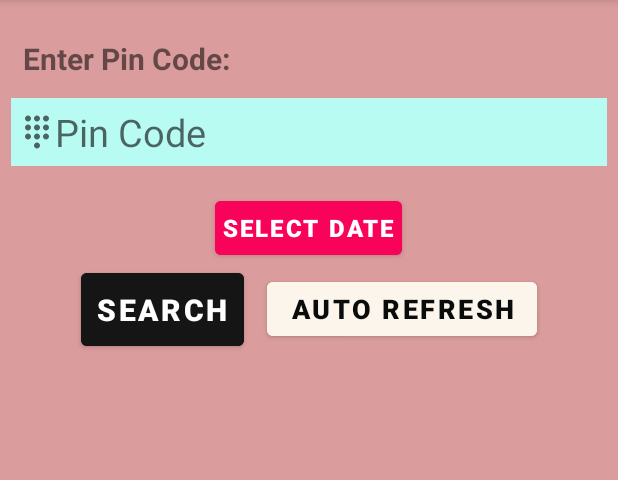
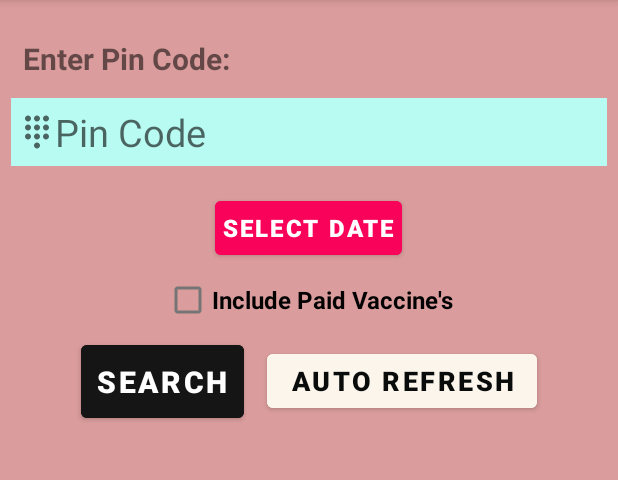
Before and after one commit to Aadityapburujwale/Vaccine_Viewer, an Android app: the screen it shows after launch (MainActivity), on a phone screen of 412 x 824 dp, the part 84-564 px from its top. Run offline under Robolectric (Android 15) with nearby library versions, the light colour scheme and no system bars; our stand-ins replace Volley.

Commit message:
Paid | Free Filter Added.

```diff
--- a/app/src/main/java/com/example/vaccineviewer/MainActivity.java
+++ b/app/src/main/java/com/example/vaccineviewer/MainActivity.java
@@ -16,6 +16,7 @@ import android.util.Log;
 import android.view.View;
 import android.view.inputmethod.InputMethodManager;
 import android.widget.Button;
+import android.widget.CheckBox;
 import android.widget.DatePicker;
 import android.widget.Toast;
 
@@ -48,6 +49,7 @@ public class MainActivity extends AppCompatActivity implements DatePickerDialog.
     RecyclerView recyclerView;
     RequestQueue queue;
     Button auto_refresh_btn;
+    CheckBox include_paid_vaccine;
 
    public volatile boolean stopThread = false;
 
@@ -60,6 +62,7 @@ public class MainActivity extends AppCompatActivity implements DatePickerDialog.
         search_btn = findViewById(R.id.search_Btn);
         pick_date_btn = findViewById(R.id.select_date_btn);
         auto_refresh_btn = findViewById(R.id.auto_refresh_btn);
+        include_paid_vaccine = findViewById(R.id.include_paid_checkbox);
 
         recyclerView = findViewById(R.id.availablity_list);
         recyclerView.setLayoutManager(new LinearLayoutManager(MainActivity.this));
@@ -144,6 +147,8 @@ public class MainActivity extends AppCompatActivity implements DatePickerDialog.
 
    public boolean checkVaccine(String pinCode,String data,String pressed){
 
+        boolean includePaidVaccine = include_paid_vaccine.isChecked();
+
        dataList.clear();
 
         String url = "https://cdn-api.co-vin.in/api/v2/appointment/sessions/public/calendarByPin?pincode="+pinCode+"&date="+data;
@@ -167,6 +172,8 @@ public class MainActivity extends AppCompatActivity implements DatePickerDialog.
                                 String vaccinationStartTime = centers.getString("from");
                                 String vaccinationEndTime = centers.getString("to");
                                 String vaccinePrice = centers.getString("fee_type");
+
+                                if(vaccinePrice.equalsIgnoreCase("Paid") && !includePaidVaccine) continue;
 
                                 JSONObject sessions = centers.getJSONArray("sessions").getJSONObject(0);
                                 int minimumAge = sessions.getInt("min_age_limit");
--- a/app/src/main/res/layout/activity_main.xml
+++ b/app/src/main/res/layout/activity_main.xml
@@ -48,6 +48,16 @@
         android:textStyle="bold"
         android:backgroundTint="#F8025A"/>
 
+    <CheckBox
+        android:id="@+id/include_paid_checkbox"
+        android:layout_width="wrap_content"
+        android:layout_height="wrap_content"
+        android:text="Include Paid Vaccine's"
+        android:textSize="16sp"
+        android:textStyle="bold"
+        android:layout_gravity="center_horizontal
+"/>
+
     <LinearLayout
         android:layout_width="match_parent"
         android:layout_height="wrap_content"
```
Also changed, not shown: 2 other files.
